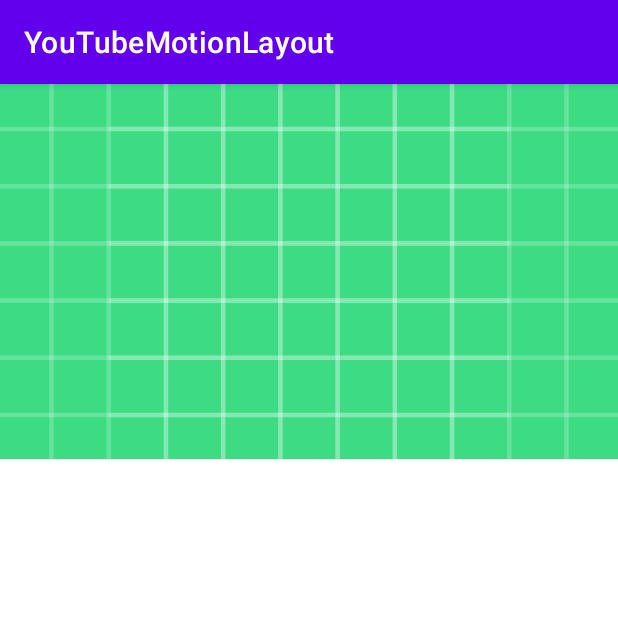
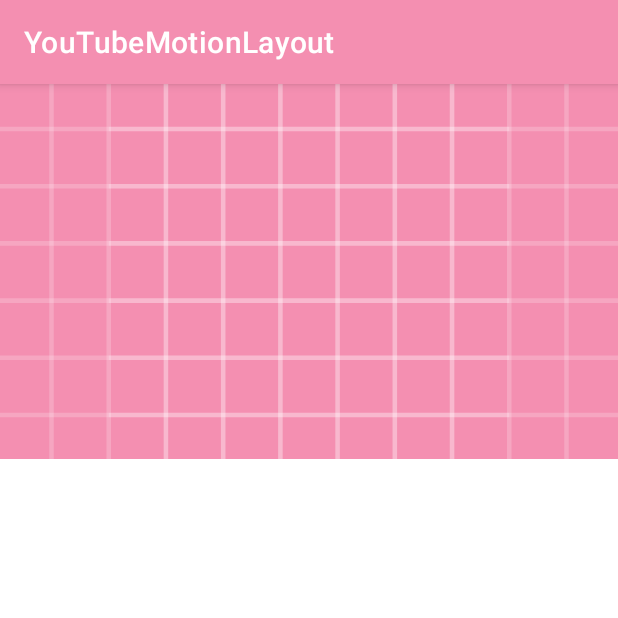
Before and after one commit to yagmurerdogan/Animations, an Android app: the screen it shows after launch (MainActivity), on a phone screen of 412 x 824 dp, the top half of it. Run offline under Robolectric (Android 15) with nearby library versions, the phone set to English and light mode, and no system bars.

Commit message:
Use pink for theme and launcher background colors

```diff
--- a/YouTubeMotionLayout/app/src/main/res/drawable/ic_launcher_background.xml
+++ b/YouTubeMotionLayout/app/src/main/res/drawable/ic_launcher_background.xml
@@ -5,7 +5,7 @@
     android:viewportWidth="108"
     android:viewportHeight="108">
     <path
-        android:fillColor="#3DDC84"
+        android:fillColor="#F48FB1"
         android:pathData="M0,0h108v108h-108z" />
     <path
         android:fillColor="#00000000"
--- a/YouTubeMotionLayout/app/src/main/res/values/themes.xml
+++ b/YouTubeMotionLayout/app/src/main/res/values/themes.xml
@@ -2,8 +2,8 @@
     <!-- Base application theme. -->
     <style name="Theme.YouTubeMotionLayout" parent="Theme.MaterialComponents.DayNight.DarkActionBar">
         <!-- Primary brand color. -->
-        <item name="colorPrimary">@color/purple_500</item>
-        <item name="colorPrimaryVariant">@color/purple_700</item>
+        <item name="colorPrimary">@color/pink</item>
+        <item name="colorPrimaryVariant">@color/dark_pink</item>
         <item name="colorOnPrimary">@color/white</item>
         <!-- Secondary brand color. -->
         <item name="colorSecondary">@color/teal_200</item>
```
